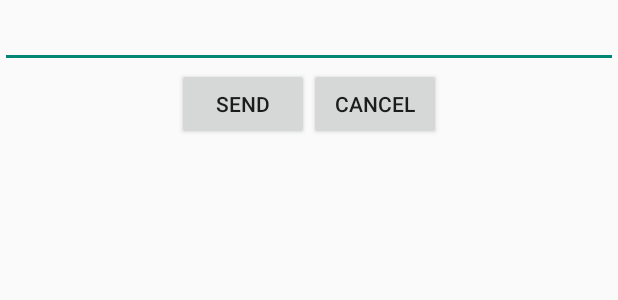
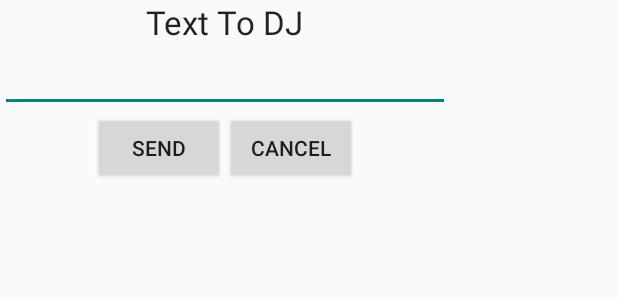
Before and after one commit to eternaltot/SeedApp, an Android app: the layout customdialog.xml on its own in the app's theme, with its tools: preview values and no code run, on a phone screen of 412 x 824 dp. Shown: the top 300 px of the screen. Run offline under Robolectric (Android 15) with nearby library versions, the phone set to English and light mode, and no system bars.

Commit message:
จัดตามพี่องบอก

```diff
--- a/app/src/main/java/com/example/user/seedapp/MainActivity.java
+++ b/app/src/main/java/com/example/user/seedapp/MainActivity.java
@@ -95,6 +95,7 @@ public class MainActivity extends FragmentActivity {
     public static String list_lives = "http://api.seedmcot.com/api/lives";
     public static String list_menu = "http://api.seedmcot.com/api/tab-menus";
     public static String path_Image_Menu = "http://api.seedmcot.com/backoffice/uploads/tabmenu/3x_";
+    public static String url_TEXT_TO_DJ="";
     private ImageView imageView;
     private static int SPLASH_TIMEOUT = 15000;
     private static YouTubePlayer YPlayer;
--- a/app/src/main/res/layout/customdialog.xml
+++ b/app/src/main/res/layout/customdialog.xml
@@ -1,12 +1,21 @@
 <?xml version="1.0" encoding="utf-8"?>
 <LinearLayout xmlns:android="http://schemas.android.com/apk/res/android"
-    android:orientation="vertical" android:layout_width="match_parent"
-    android:layout_height="match_parent">
+    android:orientation="vertical" android:layout_width="300dp"
+    android:layout_height="130dp">
+
+    <TextView
+        android:layout_width="wrap_content"
+        android:layout_height="wrap_content"
+        android:textAppearance="?android:attr/textAppearanceLarge"
+        android:text="Text To DJ"
+        android:id="@+id/textView5"
+        android:layout_gravity="center_horizontal" />
 
     <EditText
         android:layout_width="match_parent"
         android:layout_height="wrap_content"
-        android:id="@+id/editText" />
+        android:id="@+id/editText"
+        style="@style/Widget.AppCompat.EditText" />
 
     <LinearLayout
         android:orientation="horizontal"
```
Also changed, not shown: app/src/main/java/com/example/user/seedapp/FragmentDJIndoPage.java (+35 -2 lines).
